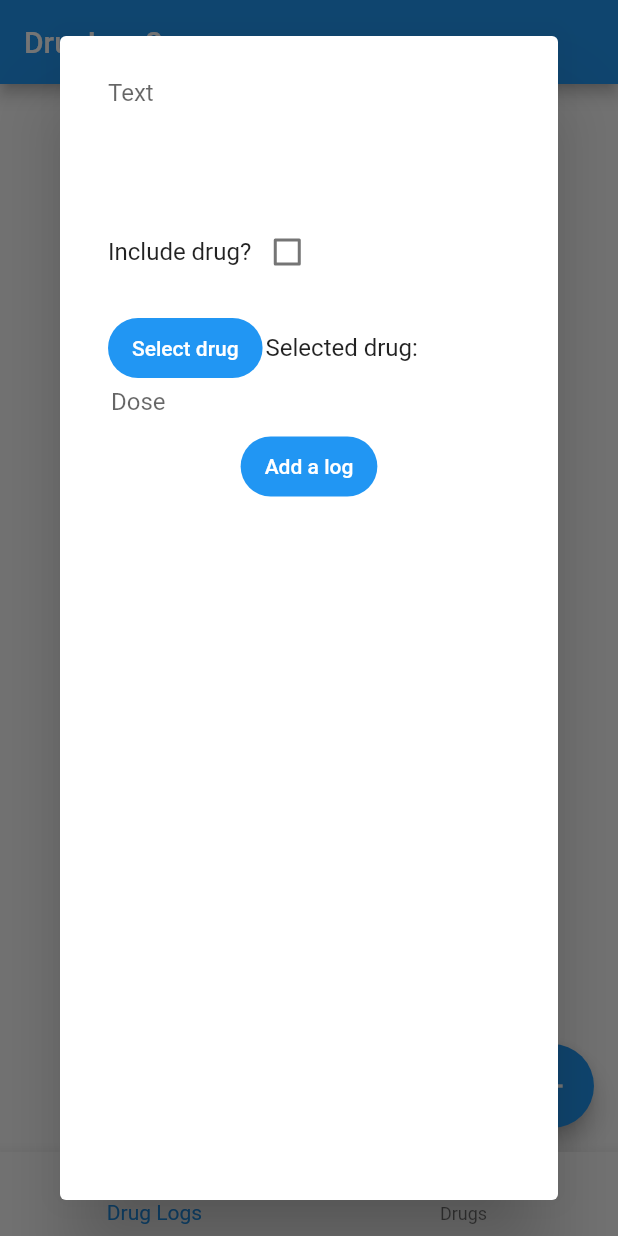
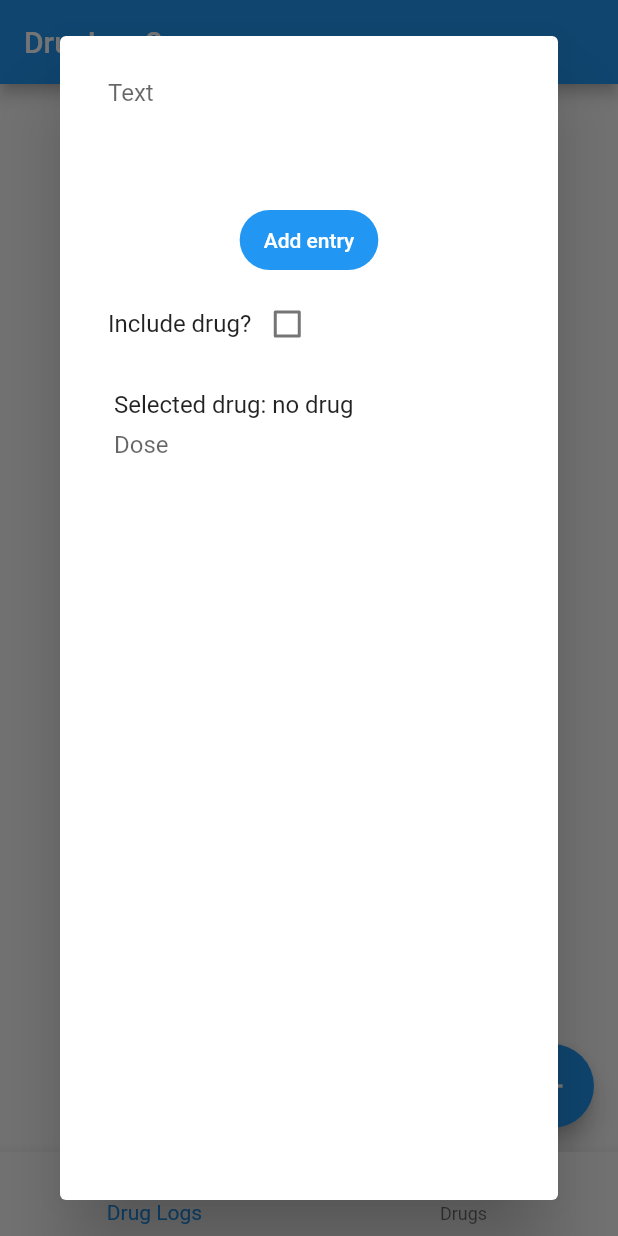
Before and after one commit to SDETechnologies/druglog2, a Flutter app: the screen it shows after launch, after a tap on the "add" icon, on a phone screen of 412 x 824 dp. Run offline on Flutter 3.47's test engine with Material 2 defaults, Android fonts, the phone set to English and light mode, and no system bars; our stand-ins replace sqflite; accounts and stored records are empty.

Commit message:
WIP can't get selected drug to update

```diff
--- a/lib/pages/DrugLogPage.dart
+++ b/lib/pages/DrugLogPage.dart
@@ -13,7 +13,6 @@ class DrugLogPage extends StatefulWidget {
 class _DrugLogPageState extends State<DrugLogPage> {
   List<Entry> logs = [];
   List<Drug> drugs = [];
-  Drug? selectedDrug;
 
   TextEditingController notesEditingController = TextEditingController();
   TextEditingController doseEditingController = TextEditingController();
@@ -25,28 +24,10 @@ class _DrugLogPageState extends State<DrugLogPage> {
     setState(() {});
   }
 
-  void setDrug(dynamic drug) {
-    this.selectedDrug = drug;
-    setState(() {});
-  }
-
-  addLog() async {
-    print("sde inserting");
-
-    var selectedDrugId = selectedDrug?.id;
-    if (selectedDrugId != null) {
-      Entry.insertLogWithDrug(notesEditingController.text, selectedDrugId,
-          doseEditingController.text, 1);
-    } else {
-      Entry.insertLog(notesEditingController.text, 1);
-    }
-
-    getLogs();
-    setState(() {});
-    notesEditingController.clear();
-    doseEditingController.clear();
-    selectedDrug = null;
-  }
+  // void setSelectedDrug(dynamic drug) {
+  //   this.selectedDrug = drug;
+  //   setState(() {});
+  // }
 
   getDrugs() async {
     drugs = await Drug.getDrugs();
@@ -61,15 +42,40 @@ class _DrugLogPageState extends State<DrugLogPage> {
       floatingActionButton: FloatingActionButton(
         child: Icon(Icons.add),
         onPressed: () {
-          print("sde pressed");
           showDialog(
               context: context,
               builder: (BuildContext context) {
                 bool includeDrug = false;
+                return StatefulBuilder(builder: (context, setState) {
+                  Drug? selectedDrug;
+
+                  addEntry() async {
+                    var selectedDrugId = selectedDrug?.id;
+
+                    if (selectedDrugId != null) {
+                      print("inserting with drug");
+                      Entry.insertLogWithDrug(notesEditingController.text,
+                          selectedDrugId, doseEditingController.text, 1);
+                    } else {
+                      print("inserting without drug");
+                      Entry.insertLog(notesEditingController.text, 1);
+                    }
+
+                    getLogs();
+                    setState(() {});
+                    notesEditingController.clear();
+                    doseEditingController.clear();
+                    Navigator.pop(context);
+                  }
+
+                  setSelectedDrug(Drug drug) {
+                    selectedDrug = drug;
+                    setState(() {});
+                    print("set active drug 2 ${selectedDrug?.name}");
+                  }
+
                   return AlertDialog(
-                content: StatefulBuilder(
-                  builder: (BuildContext context, StateSetter setState) {
-                    return Container(
+                      content: Container(
                     width: double.maxFinite,
                     child: Column(
                       mainAxisSize: MainAxisSize.min,
@@ -83,6 +89,9 @@ class _DrugLogPageState extends State<DrugLogPage> {
                                 InputDecoration.collapsed(hintText: "Text"),
                           ),
                         ),
+                        FilledButton(
+                            child: Text("Add entry"),
+                            onPressed: () => addEntry()),
                         Padding(
                           padding: const EdgeInsets.all(8.0),
                           child: Row(
@@ -105,18 +114,14 @@ class _DrugLogPageState extends State<DrugLogPage> {
                           child: Column(
                             children: [
                               Row(children: [
-                                  FilledButton(
-                                    onPressed: () {},
-                                    child: Text("Select drug"),
-                                  ),
                                 Padding(
-                                    padding: const EdgeInsets.all(2.0),
+                                  padding: const EdgeInsets.all(4.0),
                                   child: Text(
-                                        "Selected drug: ${selectedDrug?.name ?? ""}"),
+                                      "Selected drug: ${selectedDrug?.name ?? "no drug"}"),
                                 ),
                               ]),
                               Padding(
-                                  padding: EdgeInsets.all(2),
+                                padding: EdgeInsets.all(4),
                                 child: TextField(
                                   controller: doseEditingController,
                                   decoration: InputDecoration.collapsed(
@@ -126,18 +131,17 @@ class _DrugLogPageState extends State<DrugLogPage> {
                             ],
                           ),
                         ),
-                          FilledButton(
-                              child: Text("Add a log"),
-                              onPressed: () => addLog()),
                         Expanded(
                           child: ListView.builder(
                             shrinkWrap: true,
                             itemCount: drugs.length,
                             itemBuilder: (BuildContext context, int index) {
                               return OutlinedButton(
-                                  child: Text(drugs[index].name),
+                                child: Text(drugs[index].id == selectedDrug?.id
+                                    ? "${drugs[index].name} selected"
+                                    : drugs[index].name),
                                 onPressed: () {
-                                    Navigator.pop(context);
+                                  setSelectedDrug(drugs[index]);
                                 },
                               );
                             },
@@ -145,12 +149,9 @@ class _DrugLogPageState extends State<DrugLogPage> {
                         ),
                       ],
                     ),
-                    );
-                  },
-                ),
-              );
-            },
-          );
+                  ));
+                });
+              });
         },
       ),
       body: Column(
```
Lines whose indentation alone changed are shown as unchanged.
